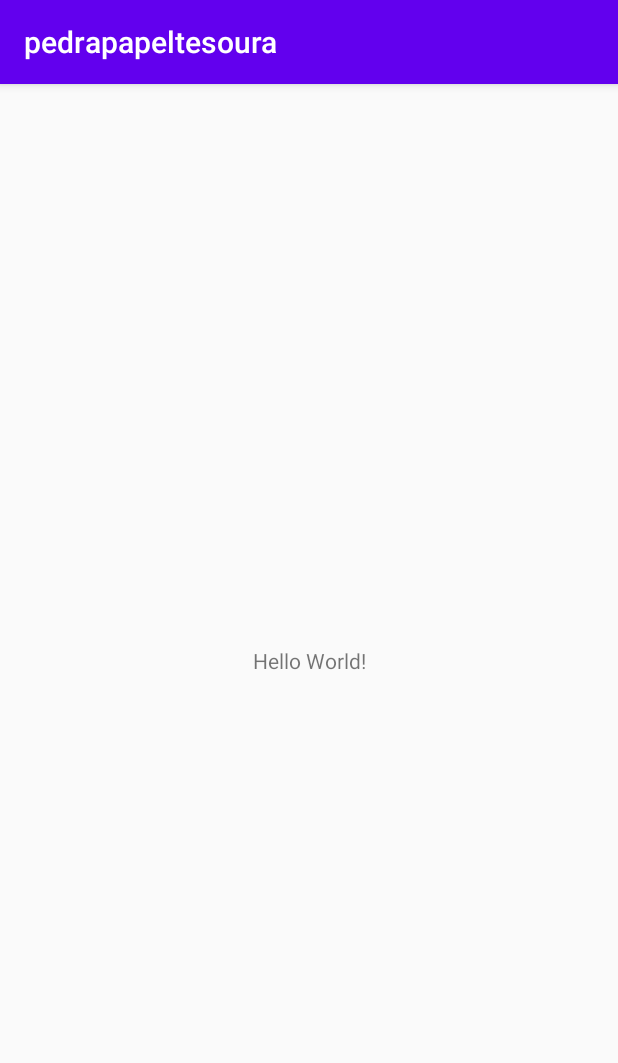
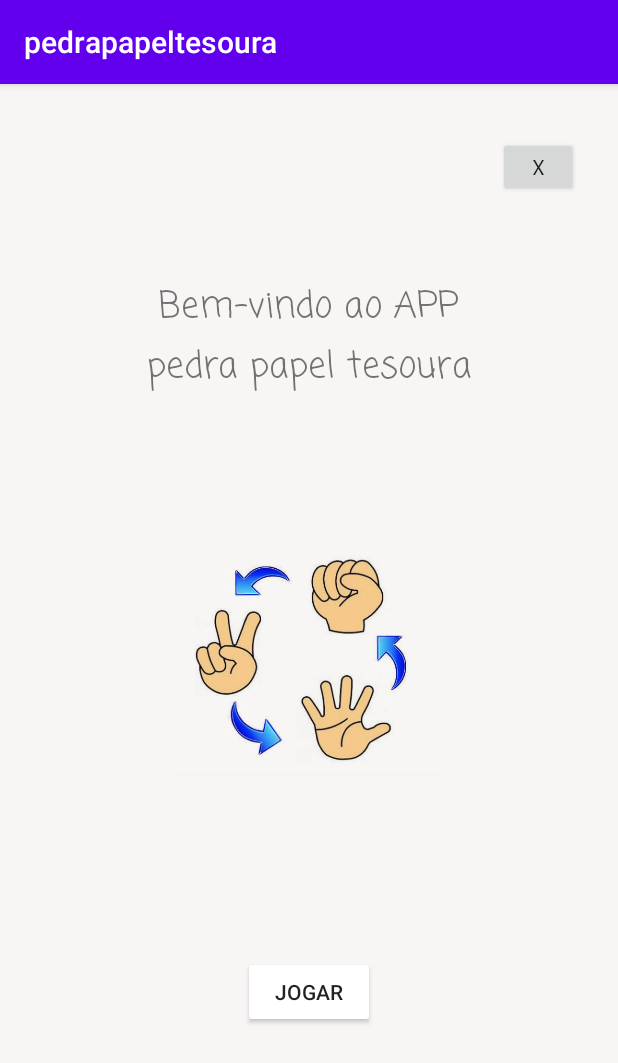
Before and after one commit to pedrodls/pedrapapeltesoura, an Android app: the screen it shows after launch (MainActivity), on a phone screen of 412 x 824 dp. Shown: the top 1063 px of the screen. Run offline under Robolectric (Android 15) with nearby library versions, the phone set to English and light mode, and no system bars.

Commit message:
Inicialize activity created

```diff
--- a/app/build.gradle
+++ b/app/build.gradle
@@ -6,7 +6,7 @@ android {
 
     defaultConfig {
         applicationId "com.example.pedrapapeltesoura"
-        minSdkVersion 16
+        minSdkVersion 21
         targetSdkVersion 30
         versionCode 1
         versionName "1.0"
--- a/app/src/main/res/layout/activity_main.xml
+++ b/app/src/main/res/layout/activity_main.xml
@@ -4,15 +4,62 @@
     xmlns:tools="http://schemas.android.com/tools"
     android:layout_width="match_parent"
     android:layout_height="match_parent"
+    android:background="#F8F5F5"
     tools:context=".MainActivity">
 
+    <ImageView
+        android:id="@+id/imageView2"
+        android:layout_width="176dp"
+        android:layout_height="168dp"
+        android:adjustViewBounds="true"
+        app:layout_constraintBottom_toBottomOf="parent"
+        app:layout_constraintEnd_toEndOf="parent"
+        app:layout_constraintHorizontal_bias="0.497"
+        app:layout_constraintStart_toStartOf="parent"
+        app:layout_constraintTop_toTopOf="parent"
+        app:layout_constraintVertical_bias="0.499"
+        app:srcCompat="@drawable/imagem1" />
+
     <TextView
+        android:id="@+id/textView"
+        android:layout_width="259dp"
+        android:layout_height="89dp"
+        android:fontFamily="casual"
+        android:lineSpacingExtra="3sp"
+        android:text="Bem-vindo ao APP pedra papel tesoura"
+        android:textAlignment="center"
+        android:textSize="24sp"
+        app:layout_constraintBottom_toTopOf="@+id/imageView2"
+        app:layout_constraintEnd_toEndOf="parent"
+        app:layout_constraintStart_toStartOf="parent"
+        app:layout_constraintTop_toTopOf="parent"
+        app:layout_constraintVertical_bias="0.619" />
+
+    <Button
+        android:id="@+id/btnJogar"
         android:layout_width="wrap_content"
         android:layout_height="wrap_content"
-        android:text="Hello World!"
+        android:backgroundTint="#FFFFFF"
+        android:ellipsize="marquee"
+        android:text="Jogar"
         app:layout_constraintBottom_toBottomOf="parent"
-        app:layout_constraintLeft_toLeftOf="parent"
-        app:layout_constraintRight_toRightOf="parent"
-        app:layout_constraintTop_toTopOf="parent" />
+        app:layout_constraintEnd_toEndOf="parent"
+        app:layout_constraintStart_toStartOf="parent"
+        app:layout_constraintTop_toBottomOf="@+id/imageView2"
+        app:layout_constraintVertical_bias="0.45" />
 
+    <Button
+        android:id="@+id/button"
+        android:layout_width="53dp"
+        android:layout_height="40dp"
+        android:layout_marginBottom="39dp"
+        android:layerType="software"
+        android:text="X"
+        android:typeface="monospace"
+        app:layout_constraintBottom_toBottomOf="parent"
+        app:layout_constraintEnd_toEndOf="parent"
+        app:layout_constraintHorizontal_bias="0.925"
+        app:layout_constraintStart_toStartOf="parent"
+        app:layout_constraintTop_toTopOf="parent"
+        app:layout_constraintVertical_bias="0.051" />
 </androidx.constraintlayout.widget.ConstraintLayout>
```
Also changed, not shown: app/src/main/res/drawable/imagem1.png (renamed from app/src/main/res/images/Imagem1.png), app/src/main/res/drawable/padrao.png (renamed from app/src/main/res/images/padrao.png), app/src/main/res/drawable/papel.png (renamed from app/src/main/res/images/papel.png), app/src/main/res/drawable/pedra.png (renamed from app/src/main/res/images/pedra.png), app/src/main/res/drawable/tesoura.png (renamed from app/src/main/res/images/tesoura.png).
